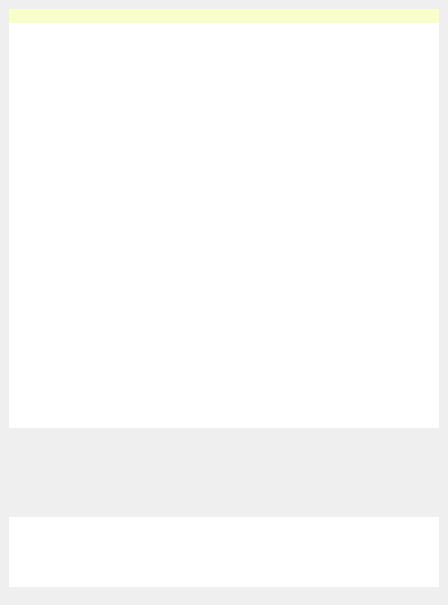
This is wengophone/src/presentation/qt/chat/ChatRoomWidget.ui in tkrotoff/WengoPhone as Qt 5 draws it before an edit. The edited form follows.
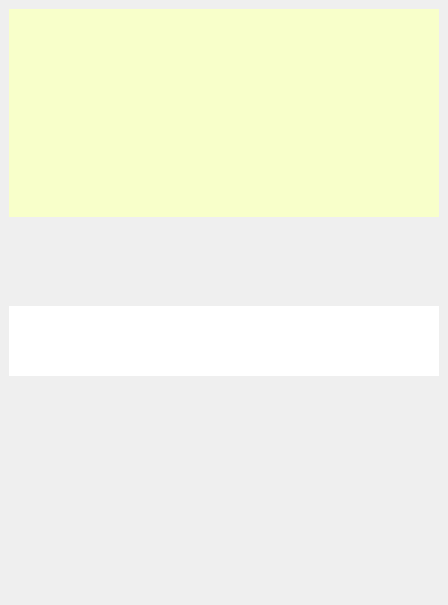
This is the edited form. Icons and pictures are not drawn.

Commit message: added Save As in a context menu in chatHistory added drag & drop in chatEdit

The edit to the form file:
```diff
--- a/wengophone/src/presentation/qt/chat/ChatRoomWidget.ui
+++ b/wengophone/src/presentation/qt/chat/ChatRoomWidget.ui
@@ -594,13 +594,6 @@
           </property>
          </widget>
         </item>
-        <item>
-         <widget class="QTextBrowser" name="chatHistory" >
-          <property name="frameShape" >
-           <enum>QFrame::NoFrame</enum>
-          </property>
-         </widget>
-        </item>
        </layout>
       </item>
      </layout>
```
Left out of the diff: 30 changed lines with no effect on the pictures. The commit also changes 9 other files.
